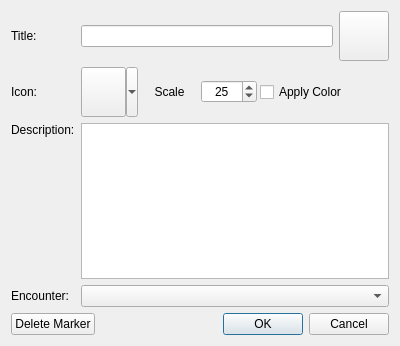
Old version of the form DMHelper/src/mapmarkerdialog.ui in the repository MMetze/DMHelper.
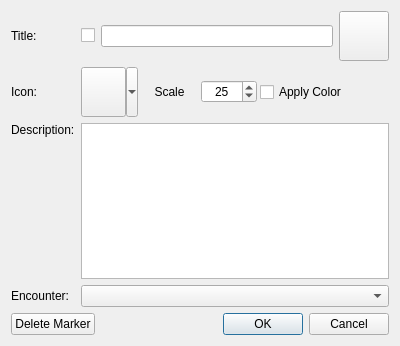
New version of the form. Icons and pictures are not drawn. Custom widgets are drawn as their Qt base class.

Diff of the .ui file:
```diff
--- a/DMHelper/src/mapmarkerdialog.ui
+++ b/DMHelper/src/mapmarkerdialog.ui
@@ -64,6 +64,20 @@
      </item>
      <item row="0" column="1">
       <layout class="QHBoxLayout" name="horizontalLayout_3">
+       <item>
+        <widget class="QCheckBox" name="chkPlayerVisible">
+         <property name="toolTip">
+          <string>Is this marker visible to the players?</string>
+         </property>
+         <property name="text">
+          <string/>
+         </property>
+         <property name="icon">
+          <iconset resource="resources.qrc">
+           <normaloff>:/img/data/small_icon_eye.png</normaloff>:/img/data/small_icon_eye.png</iconset>
+         </property>
+        </widget>
+       </item>
        <item>
         <widget class="QLineEdit" name="edtTitle"/>
        </item>
```
